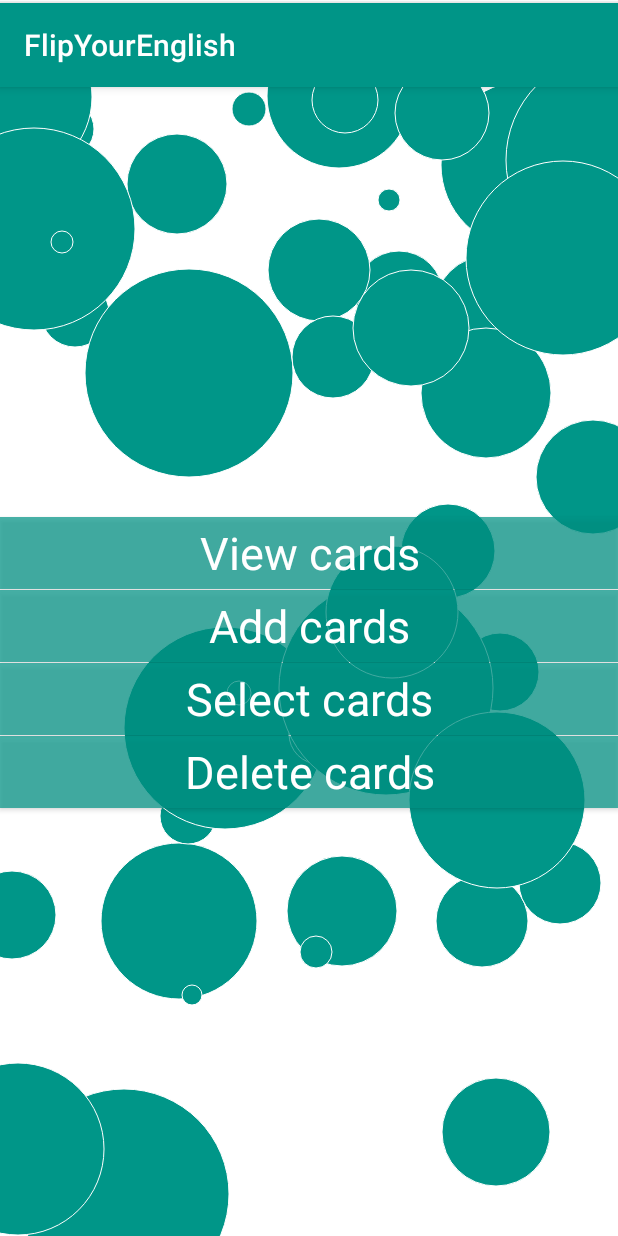
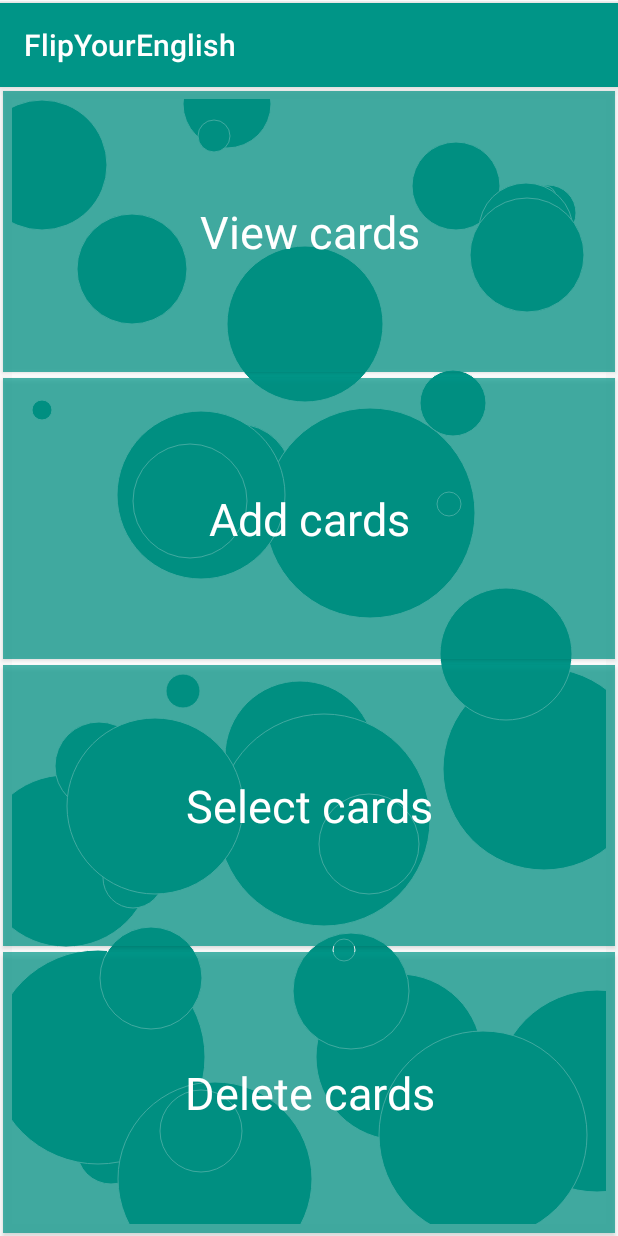
Before and after one commit to KutuzovAnton/FlipYourEnglish, an Android app: the screen it shows after launch (MainActivity), on a phone screen of 412 x 824 dp. Run offline under Robolectric (Android 15) with nearby library versions, the phone set to English and light mode, and no system bars.

Commit message:
CORE-2 Rewrite layout on Constraint Layout: put buttons to LinearLayout

```diff
--- a/mobile/src/main/res/layout/activity_main.xml
+++ b/mobile/src/main/res/layout/activity_main.xml
@@ -7,96 +7,75 @@
     android:padding="0dp"
     tools:context=".MainActivity"
     tools:layout_editor_absoluteX="0dp"
-    tools:layout_editor_absoluteY="82dp">
+    tools:layout_editor_absoluteY="90dp">
 
 
     <com.fye.flipyourenglish.views.CircleView
         android:id="@+id/circleView"
-        android:layout_width="match_parent"
-        android:layout_height="match_parent"
-        android:layout_marginBottom="0dp"
-        android:layout_marginLeft="0dp"
-        android:layout_marginRight="0dp"
-        android:layout_marginTop="0dp"
+        android:layout_width="0dp"
+        android:layout_height="0dp"
+        android:layout_marginBottom="8dp"
+        android:layout_marginEnd="8dp"
+        android:layout_marginLeft="8dp"
+        android:layout_marginRight="8dp"
+        android:layout_marginStart="8dp"
+        android:layout_marginTop="8dp"
         android:background="@color/white"
         android:visibility="visible"
         app:layout_constraintBottom_toBottomOf="parent"
         app:layout_constraintLeft_toLeftOf="parent"
         app:layout_constraintRight_toRightOf="parent"
-        app:layout_constraintTop_toTopOf="parent"
-        app:layout_constraintVertical_bias="0.501" />
+        app:layout_constraintTop_toTopOf="parent" />
+
+    <LinearLayout
+        android:layout_width="0dp"
+        android:layout_height="match_parent"
+        android:orientation="vertical"
+        app:layout_constraintBottom_toBottomOf="parent"
+        app:layout_constraintLeft_toLeftOf="parent"
+        app:layout_constraintRight_toRightOf="parent"
+        app:layout_constraintTop_toTopOf="parent">
 
         <Button
             android:id="@+id/view_cards"
             style="@style/MyButton"
-        android:layout_width="0dp"
-        android:layout_height="wrap_content"
-        android:layout_alignParentEnd="true"
-        android:layout_alignParentLeft="true"
-        android:layout_alignParentRight="true"
-        android:layout_alignParentStart="true"
-        android:layout_centerVertical="true"
+            android:layout_width="match_parent"
+            android:layout_height="match_parent"
+            android:layout_margin="2dp"
+            android:layout_weight="1"
             android:text="@string/view_cards"
-        android:textSize="30sp"
-        app:layout_constraintVertical_chainStyle="packed"
-        app:layout_constraintBottom_toTopOf="@+id/add_cards"
-        app:layout_constraintTop_toTopOf="parent"
-        app:layout_constraintRight_toRightOf="parent"
-        app:layout_constraintLeft_toLeftOf="parent"
-        app:layout_constraintHorizontal_bias="0.0" />
+            android:textSize="30sp" />
 
         <Button
             android:id="@+id/add_cards"
             style="@style/MyButton"
-        android:layout_width="0dp"
-        android:layout_height="wrap_content"
-        android:layout_alignParentEnd="true"
-        android:layout_alignParentLeft="true"
-        android:layout_alignParentRight="true"
-        android:layout_alignParentStart="true"
+            android:layout_width="match_parent"
+            android:layout_height="match_parent"
+            android:layout_margin="2dp"
+            android:layout_weight="1"
             android:text="@string/add_cards"
-        android:textSize="30sp"
-        app:layout_constraintVertical_chainStyle="packed"
-        app:layout_constraintBottom_toTopOf="@+id/select_cards"
-        app:layout_constraintTop_toBottomOf="@+id/view_cards"
-        app:layout_constraintRight_toRightOf="parent"
-        app:layout_constraintLeft_toLeftOf="parent"
-        app:layout_constraintHorizontal_bias="1.0" />
+            android:textSize="30sp" />
 
         <Button
             android:id="@+id/select_cards"
             style="@style/MyButton"
-        android:layout_width="0dp"
-        android:layout_height="wrap_content"
-        android:layout_alignParentEnd="true"
-        android:layout_alignParentLeft="true"
-        android:layout_alignParentRight="true"
-        android:layout_alignParentStart="true"
+            android:layout_width="match_parent"
+            android:layout_height="match_parent"
+            android:layout_margin="2dp"
+            android:layout_weight="1"
             android:text="@string/select_cards"
-        android:textSize="30sp"
-        app:layout_constraintVertical_chainStyle="packed"
-        app:layout_constraintBottom_toTopOf="@+id/delete_cards"
-        app:layout_constraintTop_toBottomOf="@+id/add_cards"
-        app:layout_constraintRight_toRightOf="parent"
-        app:layout_constraintLeft_toLeftOf="parent"
-        app:layout_constraintHorizontal_bias="1.0" />
+            android:textSize="30sp" />
 
         <Button
             android:id="@+id/delete_cards"
             style="@style/MyButton"
-        android:layout_width="0dp"
-        android:layout_height="wrap_content"
-        android:layout_alignParentEnd="true"
-        android:layout_alignParentLeft="true"
-        android:layout_alignParentRight="true"
-        android:layout_alignParentStart="true"
+            android:layout_width="match_parent"
+            android:layout_height="match_parent"
+            android:layout_margin="2dp"
+            android:layout_weight="1"
             android:text="@string/delete_cards"
-        android:textSize="30sp"
-        app:layout_constraintVertical_chainStyle="packed"
-        app:layout_constraintBottom_toBottomOf="parent"
-        app:layout_constraintTop_toBottomOf="@+id/select_cards"
-        app:layout_constraintRight_toRightOf="parent"
-        app:layout_constraintLeft_toLeftOf="parent"
-        app:layout_constraintHorizontal_bias="1.0" />
+            android:textSize="30sp" />
+
+    </LinearLayout>
 
 </android.support.constraint.ConstraintLayout>
```
Lines whose indentation alone changed are shown as unchanged.
